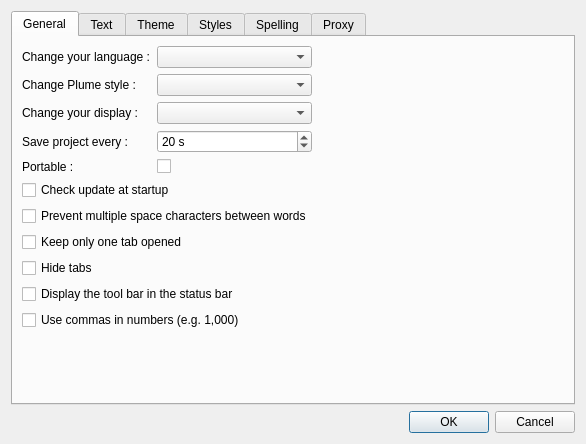
Old version of the form src/settingsdialog.ui in the repository inniyah/plume-creator.
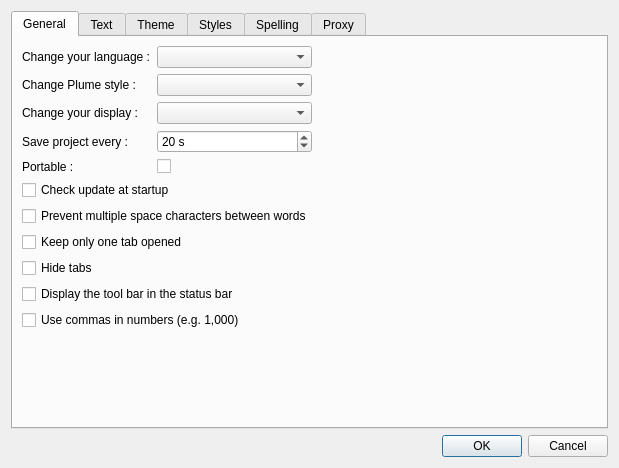
New version of the form. The open tabs and pages were chosen to show the change. Icons and pictures are not drawn.

The edit to the form file:
```diff
--- a/src/settingsdialog.ui
+++ b/src/settingsdialog.ui
@@ -6,8 +6,8 @@
    <rect>
     <x>0</x>
     <y>0</y>
-    <width>580</width>
-    <height>425</height>
+    <width>619</width>
+    <height>468</height>
    </rect>
   </property>
   <property name="windowTitle">
```
Left out of the diff: 13 changed lines with no effect on the pictures.
